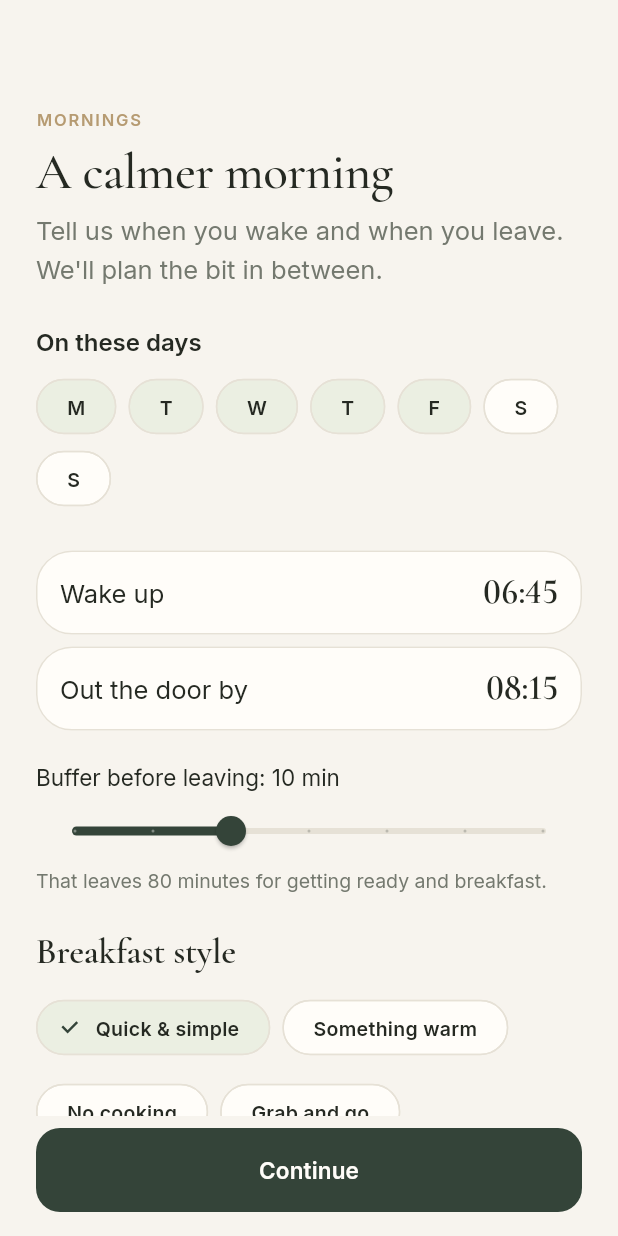
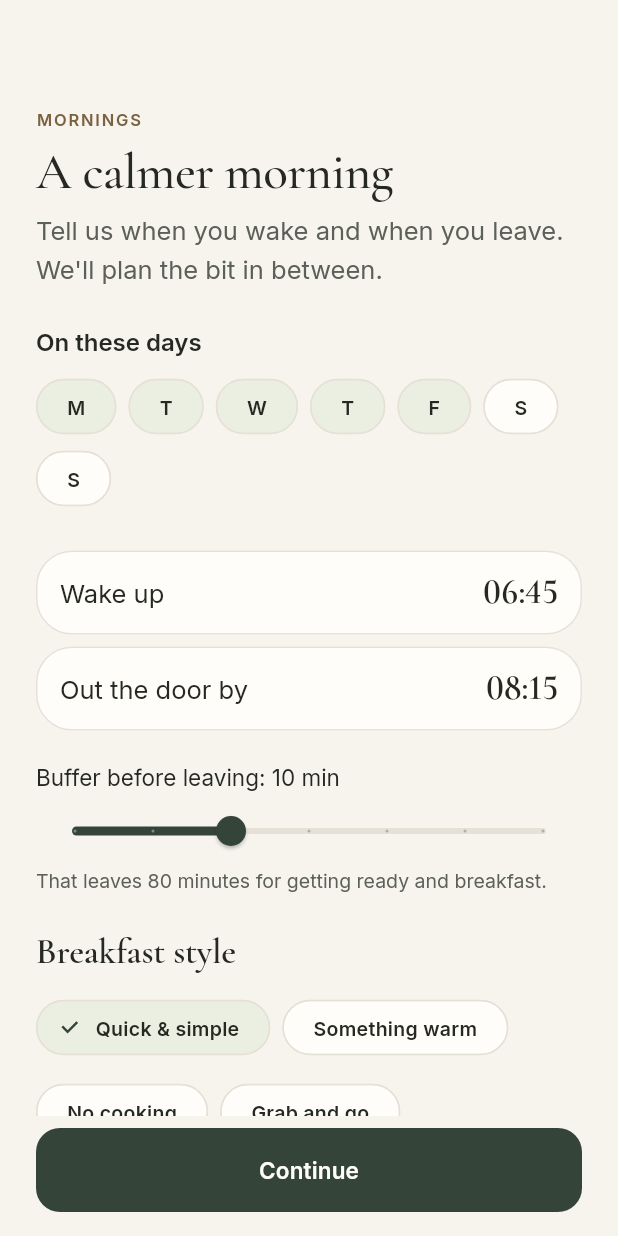
Before and after one commit to carenetfirebase/settings, a Flutter app: the MorningSetupScreen screen opened by its route, on a phone screen of 412 x 824 dp. Run offline on Flutter 3.47's test engine with Material 3 defaults, Android fonts, the phone set to English and light mode, and no system bars; our stand-ins replace cloud_firestore, cloud_functions, firebase_analytics, firebase_auth, firebase_core, firebase_crashlytics and 14 more; missing offline and left inert: cunning_document_scanner, firebase_app_check, mobile_scanner; accounts and stored records are empty.

Commit message:
Accessibility: WCAG contrast, labelled controls, 200% text; dark mode polish
- Automated guideline tests on 20 key screens in light and dark mode:
  48dp/44pt tap targets, labelled tap targets, WCAG text contrast; plus
  a 200% text-size layout check.
- Secondary text darkened to #5C6158 (was 4.06:1, now >=4.5:1 on every
  light surface); in-app accent is antique gold #7A6240 (champagne was
  2.4:1). Brand champagne stays in the icon and splash.
- Weekday chips and all sliders have screen-reader names.
- Shopping list actions, recipe buttons and ingredient status reflow at
  large text sizes instead of overflowing.
- Food illustrations are dimmed in dark mode.

Co-Authored-By: Claude Opus 5.5 <noreply@anthropic.com>
Claude-Session: https://claude.ai/code/session_011y4osuoFWgFLnpAHhNFC7d

```diff
--- a/chefii/lib/core/design/theme.dart
+++ b/chefii/lib/core/design/theme.dart
@@ -74,7 +74,7 @@ class ChefiiPalette extends ThemeExtension<ChefiiPalette> {
     ink: ChefiiColors.ink,
     muted: ChefiiColors.muted,
     hairline: ChefiiColors.hairline,
-    accent: ChefiiColors.champagne,
+    accent: ChefiiColors.champagneDeep,
     accentSoft: ChefiiColors.champagneSoft,
     success: ChefiiColors.success,
     successSoft: ChefiiColors.successSoft,
--- a/chefii/lib/core/design/tokens.dart
+++ b/chefii/lib/core/design/tokens.dart
@@ -6,9 +6,16 @@ abstract final class ChefiiColors {
   static const ivory = Color(0xFFFFFDF9);
   static const sage = Color(0xFFD6DDC6);
   static const forest = Color(0xFF344439);
+  /// Brand champagne: logo, icon, splash and large decorative use only.
   static const champagne = Color(0xFFB69B72);
+
+  /// Antique gold: the in-app accent for text and icons (≥4.5:1 on every
+  /// light surface; champagne is only 2.4:1).
+  static const champagneDeep = Color(0xFF7A6240);
   static const ink = Color(0xFF252922);
-  static const muted = Color(0xFF74796F);
+
+  /// Secondary text. ≥4.5:1 (WCAG AA) on porcelain, ivory and all soft fills.
+  static const muted = Color(0xFF5C6158);
 
   // Derived neutrals.
   static const hairline = Color(0xFFE6E1D6);
--- a/chefii/lib/features/account/account_screens.dart
+++ b/chefii/lib/features/account/account_screens.dart
@@ -328,7 +328,7 @@ class AccessibilityScreen extends ConsumerWidget {
       header: const EditorialPageHeader(eyebrow: 'Settings', title: 'Accessibility & language'),
       children: [
         Text('Text size', style: context.text.titleMedium),
-        Slider(
+        Semantics(label: 'Text size', child: Slider(
           value: s.textScale,
           min: 0.9,
           max: 1.6,
@@ -336,7 +336,7 @@ class AccessibilityScreen extends ConsumerWidget {
           label: '${(s.textScale * 100).round()}%',
           semanticFormatterCallback: (v) => '${(v * 100).round()} percent',
           onChanged: (v) => save(s.copyWith(textScale: v)),
-        ),
+        )),
         Text('Preview: Simmer gently until the lentils collapse.', style: context.text.bodyLarge),
         Text('Chefii also follows your device\'s text size.', style: context.text.bodySmall),
         const SizedBox(height: Space.m),
--- a/chefii/lib/features/health/nutrition_screens.dart
+++ b/chefii/lib/features/health/nutrition_screens.dart
@@ -247,7 +247,7 @@ class _HairSkinNailsScreenState extends ConsumerState<HairSkinNailsScreen> {
         TextField(controller: _text, maxLines: 2, decoration: const InputDecoration(hintText: 'What have you noticed?')),
         const SizedBox(height: Space.xs),
         Text('How much is it bothering you? ($_severity of 5)', style: context.text.bodySmall),
-        Slider(value: _severity.toDouble(), min: 1, max: 5, divisions: 4, label: '$_severity', onChanged: (v) => setState(() => _severity = v.round())),
+        Semantics(label: 'How much it bothers you, 1 to 5', child: Slider(value: _severity.toDouble(), min: 1, max: 5, divisions: 4, label: '$_severity', onChanged: (v) => setState(() => _severity = v.round()))),
         SecondaryActionButton(
           label: 'Save note',
           onPressed: () async {
--- a/chefii/lib/features/journal/journal_screens.dart
+++ b/chefii/lib/features/journal/journal_screens.dart
@@ -515,14 +515,14 @@ class _EatingRemindersScreenState extends ConsumerState<EatingRemindersScreen> {
           ),
         const SectionHeader('Quiet hours'),
         Text('No reminders between ${two(s.quietHoursStart)}:00 and ${two(s.quietHoursEnd)}:00.', style: context.text.bodyMedium),
-        RangeSlider(
+        Semantics(label: 'Quiet hours', child: RangeSlider(
           values: RangeValues(s.quietHoursEnd.toDouble(), s.quietHoursStart.toDouble()),
           min: 0,
           max: 23,
           divisions: 23,
           labels: RangeLabels('Wake ${two(s.quietHoursEnd)}:00', 'Sleep ${two(s.quietHoursStart)}:00'),
           onChanged: (v) => setState(() => _s = s.copyWith(quietHoursEnd: v.start.round(), quietHoursStart: v.end.round())),
-        ),
+        )),
         Text('Snooze any reminder from the notification itself, or just ignore it — Chefii never repeats.', style: context.text.bodySmall),
       ],
     );
--- a/chefii/lib/features/morning/morning_screens.dart
+++ b/chefii/lib/features/morning/morning_screens.dart
@@ -99,15 +99,11 @@ class _MorningSetupScreenState extends ConsumerState<MorningSetupScreen> {
         const SizedBox(height: Space.xs),
         Wrap(spacing: Space.xs, children: [
           for (var d = 1; d <= 7; d++)
-            Semantics(
-              label: _dayNames[d - 1],
+            FilterChip(
+              label: Text(_days[d - 1], semanticsLabel: _dayNames[d - 1]),
               selected: r.weekdays.contains(d),
-              child: FilterChip(
-                label: ExcludeSemantics(child: Text(_days[d - 1])),
-                selected: r.weekdays.contains(d),
-                showCheckmark: false,
-                onSelected: (v) => set(r.copyWith(weekdays: v ? ([...r.weekdays, d]..sort()) : (r.weekdays.where((x) => x != d).toList()))),
-              ),
+              showCheckmark: false,
+              onSelected: (v) => set(r.copyWith(weekdays: v ? ([...r.weekdays, d]..sort()) : (r.weekdays.where((x) => x != d).toList()))),
             ),
         ]),
         const SizedBox(height: Space.l),
@@ -121,7 +117,7 @@ class _MorningSetupScreenState extends ConsumerState<MorningSetupScreen> {
         }),
         const SizedBox(height: Space.s),
         Text('Buffer before leaving: ${r.bufferMinutes} min', style: context.text.bodyMedium),
-        Slider(value: r.bufferMinutes.toDouble(), max: 30, divisions: 6, label: '${r.bufferMinutes} min', onChanged: (v) => set(r.copyWith(bufferMinutes: v.round()))),
+        Semantics(label: 'Buffer before leaving', child: Slider(value: r.bufferMinutes.toDouble(), max: 30, divisions: 6, label: '${r.bufferMinutes} min', onChanged: (v) => set(r.copyWith(bufferMinutes: v.round())))),
         Text(
           invalid ? 'Your departure time needs to be after your wake time plus the buffer.' : 'That leaves ${r.availableMinutes} minutes for getting ready and breakfast.',
           style: context.text.bodySmall?.copyWith(color: invalid ? context.palette.error : null),
--- a/chefii/lib/features/onboarding/onboarding_screens.dart
+++ b/chefii/lib/features/onboarding/onboarding_screens.dart
@@ -675,14 +675,14 @@ class _CulinaryPreferencesScreenState extends ConsumerState<CulinaryPreferencesS
         onChanged: (s) => s.isEmpty ? null : set(c.copyWith(confidence: CookingConfidence.values.byName(s.first))),
       ),
       const SectionHeader('Spice'),
-      Slider(
+      Semantics(label: 'Spice level', child: Slider(
         value: c.spiceLevel.toDouble(),
         max: 4,
         divisions: 4,
         label: spice[c.spiceLevel],
         semanticFormatterCallback: (v) => spice[v.round()],
         onChanged: (v) => set(c.copyWith(spiceLevel: v.round())),
-      ),
+      )),
       Text('Spice: ${spice[c.spiceLevel]}', style: context.text.bodySmall),
       const SectionHeader('Weeknight time'),
       ChoiceChipGroup(
--- a/chefii/lib/features/planning/planning_screens.dart
+++ b/chefii/lib/features/planning/planning_screens.dart
@@ -364,9 +364,9 @@ class _ShoppingListScreenState extends ConsumerState<ShoppingListScreen> {
           decoration: InputDecoration(hintText: 'Add an item', suffixIcon: IconButton(tooltip: 'Add', onPressed: _addItem, icon: const Icon(Icons.add))),
         ),
         const SizedBox(height: Space.s),
-        Row(children: [
+        // Wraps onto two lines at large text sizes instead of overflowing.
+        Wrap(alignment: WrapAlignment.spaceBetween, crossAxisAlignment: WrapCrossAlignment.center, children: [
           TextButton.icon(onPressed: () => context.push('/plan'), icon: const Icon(Icons.calendar_month_outlined), label: const Text('From meal plan')),
-          const Spacer(),
           if (checked.isNotEmpty) TextButton(onPressed: () => ref.read(planningRepoProvider).clearChecked(ref.read(householdIdProvider)!, checked), child: const Text('Clear checked')),
         ]),
         if (items.isEmpty) const EmptyState(icon: Icons.shopping_bag_outlined, title: 'Your list is empty', message: 'Plan a few meals and Chefii will add exactly what\'s missing.'),
```
Also changed, not shown: chefii/lib/core/design/components/food.dart (+7 -1 lines), chefii/lib/features/chef/chef_screens.dart (+28 -13 lines), 1 other file.
